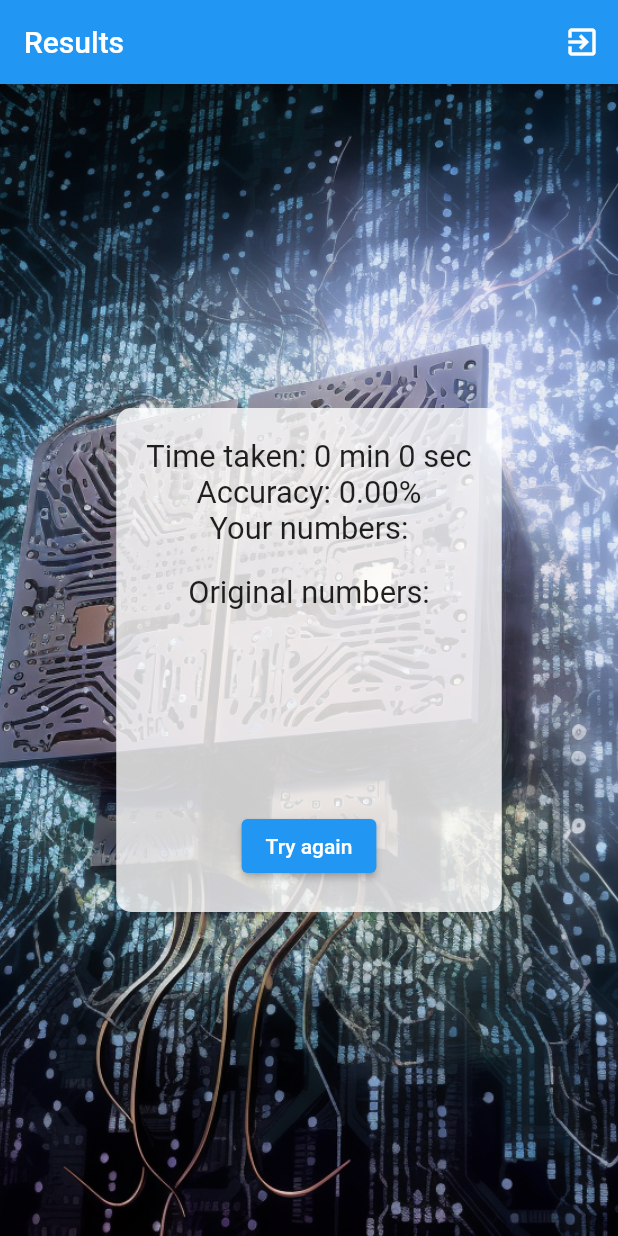
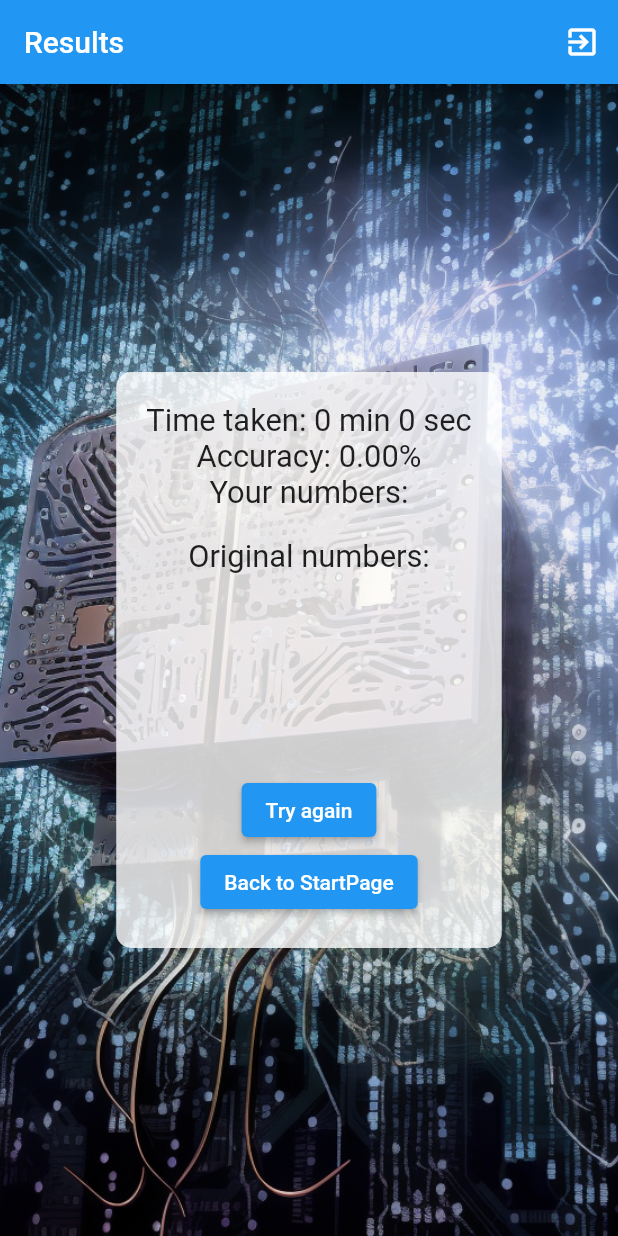
Before and after one commit to netcaster1/memorytrainer, a Flutter app: the ResultsPage screen opened directly with empty values, on a phone screen of 412 x 824 dp. Run offline on Flutter 3.47's test engine with Material 2 defaults, Android fonts, the phone set to English and light mode, and no system bars; our stand-ins replace shared_preferences, vibration; accounts and stored records are empty.

Commit message:
Added button to back initial page

```diff
--- a/lib/main.dart
+++ b/lib/main.dart
@@ -214,7 +214,6 @@ class _HomePageState extends State<HomePage> {
   bool showOriginalNumbers = true;
   int level = 1;
 
-
   @override
   void initState() {
     super.initState();
@@ -278,9 +277,9 @@ class _HomePageState extends State<HomePage> {
             image: DecorationImage(
               image: const AssetImage("images/brain2.png"),
               fit: BoxFit.cover,
-               colorFilter: ColorFilter.mode(
+              colorFilter: ColorFilter.mode(
                 Colors.black.withOpacity(0.5),
-                  BlendMode.dstATop,
+                BlendMode.dstATop,
               ),
             ),
           ),
@@ -570,6 +569,15 @@ class ResultsPage extends StatelessWidget {
                         },
                         child: Text(accuracyIsPerfect ? 'Next level' : 'Try again'),
                       ),
+                      ElevatedButton(
+                        onPressed: () {
+                          Navigator.push(
+                            context,
+                            MaterialPageRoute(builder: (context) => const StartPage()),
+                          );
+                        },
+                        child: const Text('Back to StartPage'),
+                      ),
                     ],
                   ),
                 ),
```
